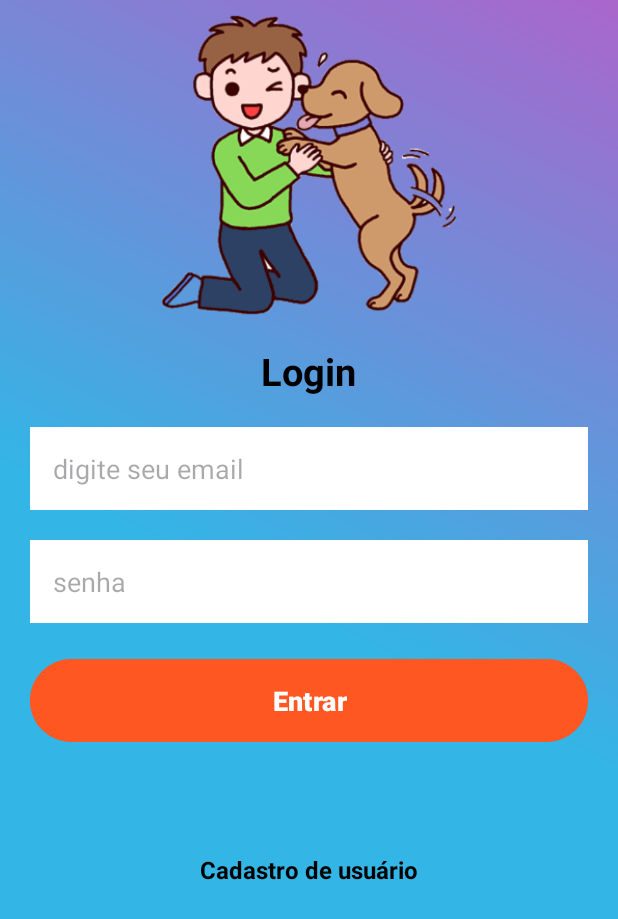
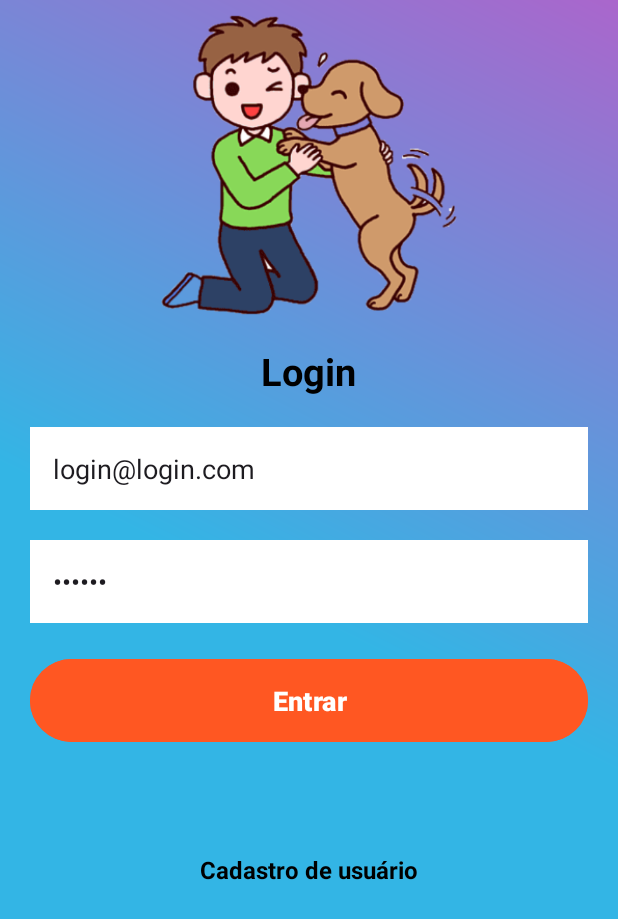
Before and after one commit to Sousa-Edson/AdoteFacilApp, an Android app: the layout activity_login.xml on its own in the app's theme, with its tools: preview values and no code run, on a phone screen of 412 x 824 dp. Shown: the top 919 px of the screen. Run offline under Robolectric (Android 15) with nearby library versions, the phone set to English and light mode, and no system bars.

Commit message:
criando login e melhorando a tela

```diff
--- a/app/src/main/res/layout/activity_login.xml
+++ b/app/src/main/res/layout/activity_login.xml
@@ -10,7 +10,7 @@
     tools:context=".view.login.Login">
     <ImageView
         android:layout_marginTop="10dp"
-        android:id="@+id/imageView2"
+        android:id="@+id/imageView"
         android:layout_width="200dp"
         android:layout_height="200dp"
         android:layout_gravity="center"
@@ -34,6 +34,7 @@
         android:layout_marginEnd="20dp"
         android:background="@color/white"
         android:hint="@string/hint_email"
+        android:text="login@login.com"
         android:inputType="textEmailAddress"
         android:maxLines="1"
         android:padding="15dp" />
@@ -47,6 +48,7 @@
         android:layout_marginEnd="20dp"
         android:background="@color/white"
         android:hint="@string/hint_senha"
+        android:text="123456"
         android:inputType="numberPassword"
         android:maxLines="1"
         android:padding="15dp" />
```
Also changed, not shown: app/src/main/java/com/fieb/adotefacil/view/login/Login.java (+34 -1 lines).
